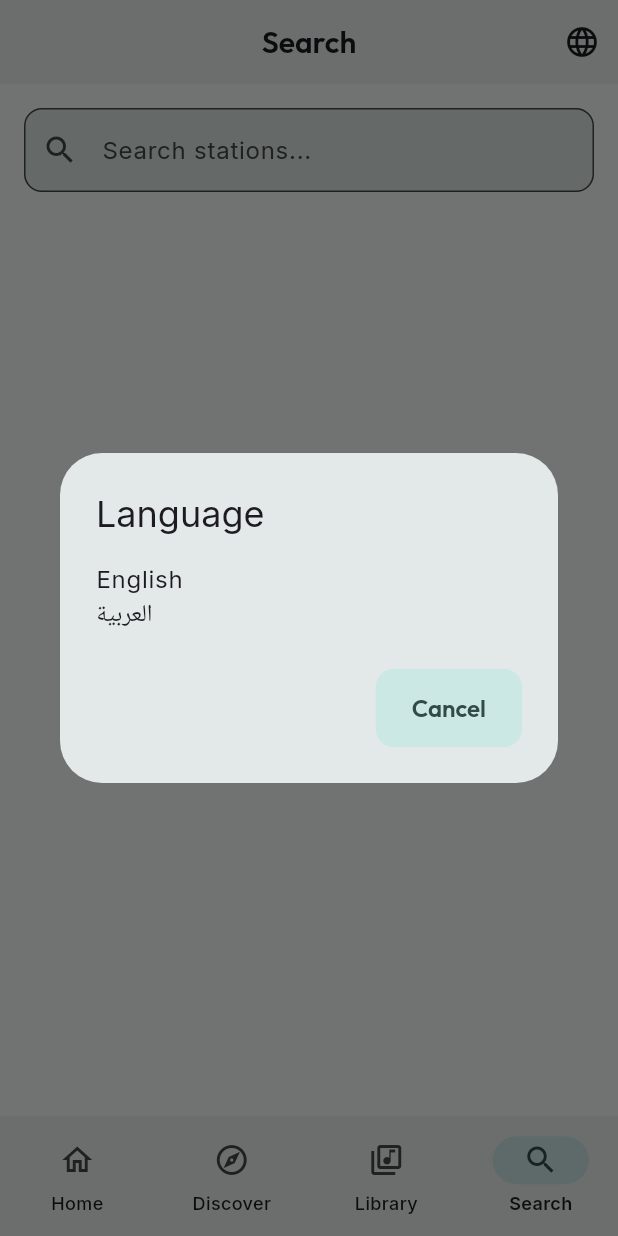
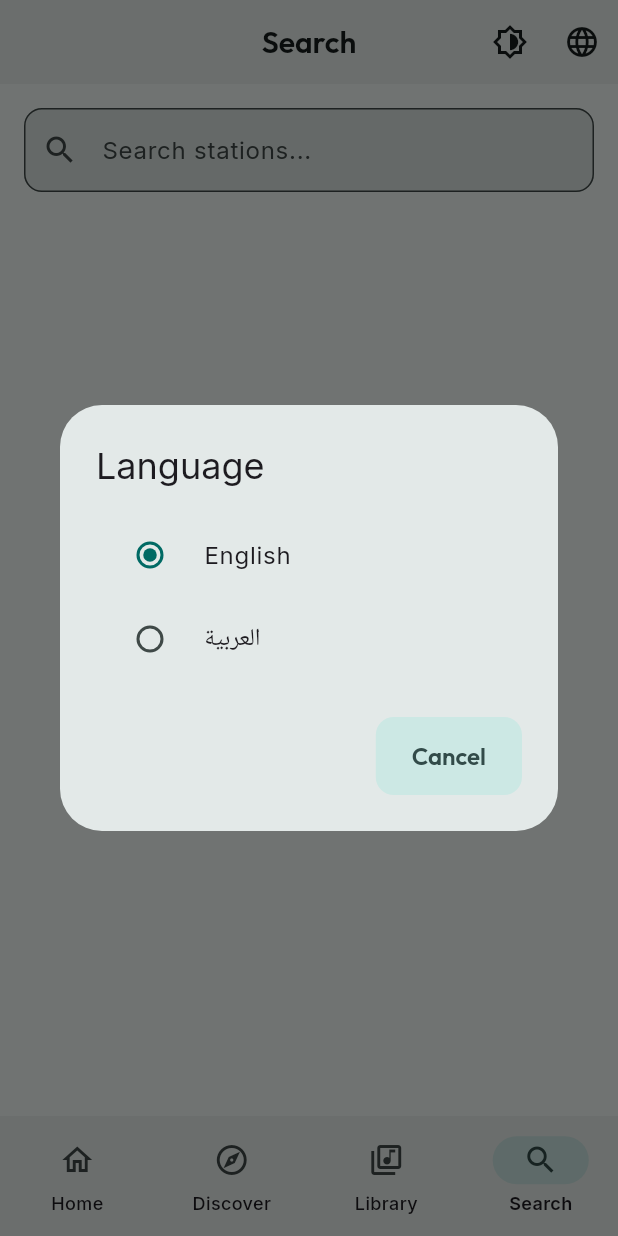
Before and after one commit to jhonny1994/tuneatlas, a Flutter app: the SearchScreen screen opened by its route, after a tap on the "language" icon, on a phone screen of 412 x 824 dp. Run offline on Flutter 3.47's test engine with Material 3 defaults, Android fonts, the phone set to English and light mode, and no system bars; our stand-ins replace audio_service, cached_network_image, connectivity_plus, dio, flutter_riverpod, flutter_staggered_animations and 9 more; accounts and stored records are empty; generated files the repository leaves out were written again.

Commit message:
feat: Enhance UI with theme toggle and language selection improvements

```diff
--- a/lib/src/core/widgets/language_button.dart
+++ b/lib/src/core/widgets/language_button.dart
@@ -12,11 +12,7 @@ class LanguageButton extends ConsumerWidget {
   @override
   Widget build(BuildContext context, WidgetRef ref) {
     final currentLocale = ref.watch(localeProvider);
-    final currentLanguage =
-        SupportedLanguages.getByLocale(
-          currentLocale.languageCode,
-        ) ??
-        SupportedLanguages.defaultLanguage;
+    final currentLanguage = ref.watch(currentLanguageProvider);
     final theme = Theme.of(context);
 
     return IconButton(
@@ -47,15 +43,8 @@ class LanguageButton extends ConsumerWidget {
           title: Text(l10n.language),
           content: SizedBox(
             width: double.maxFinite,
-            child: ListView(
-              shrinkWrap: true,
-              children: SupportedLanguages.all.map((language) {
-                return RadioGroup<String>(
+            child: RadioGroup<String>(
               groupValue: currentLocale.languageCode,
-                  child: Text(
-                    language.nativeName,
-                    style: theme.textTheme.bodyLarge,
-                  ),
               onChanged: (value) async {
                 if (value != null && value != currentLocale.languageCode) {
                   unawaited(Haptics.toggle());
@@ -65,8 +54,18 @@ class LanguageButton extends ConsumerWidget {
                   }
                 }
               },
+              child: ListView(
+                shrinkWrap: true,
+                children: SupportedLanguages.all.map((language) {
+                  return RadioListTile<String>(
+                    value: language.locale,
+                    title: Text(
+                      language.nativeName,
+                      style: theme.textTheme.bodyLarge,
+                    ),
                   );
                 }).toList(),
+              ),
             ),
           ),
           actions: [
--- a/lib/src/features/search/presentation/search_screen.dart
+++ b/lib/src/features/search/presentation/search_screen.dart
@@ -83,8 +83,18 @@ class _SearchScreenState extends ConsumerState<SearchScreen> {
             fontWeight: FontWeight.w600,
           ),
         ),
-        actions: const [
-          LanguageButton(),
+        actions: [
+          IconButton(
+            icon: Icon(
+              Icons.brightness_6_outlined,
+              color: Theme.of(context).colorScheme.onSurface,
+            ),
+            onPressed: () async {
+              unawaited(Haptics.toggle());
+              await ref.read(themeModeProvider.notifier).toggle();
+            },
+          ),
+          const LanguageButton(),
         ],
       ),
       body: Column(
```
Also changed, not shown: lib/src/core/config/locale_provider.dart (+8 -5 lines), lib/src/features/discover/presentation/discover_screen.dart (+14 -2 lines), lib/src/features/discover/presentation/filtered_stations_screen.dart (+12 -2 lines), lib/src/features/home/presentation/widgets/station_card.dart (+24 -15 lines), lib/src/features/library/presentation/library_screen.dart (+10 -0 lines), lib/src/features/player/data/audio_player_service.dart (+31 -32 lines), 2 other files. Lines whose indentation alone changed are shown as unchanged.
